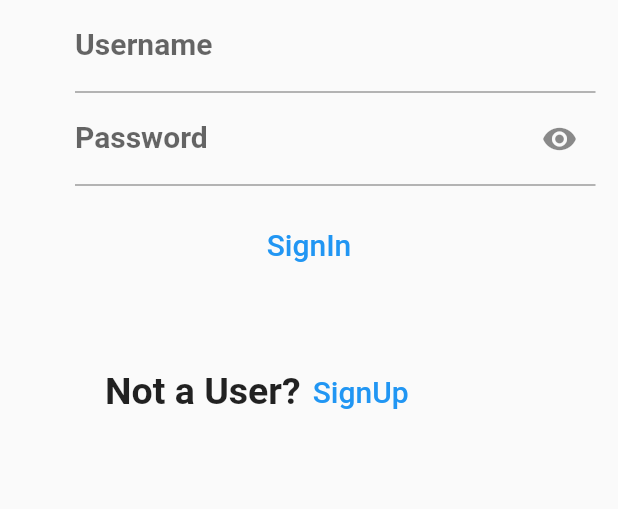
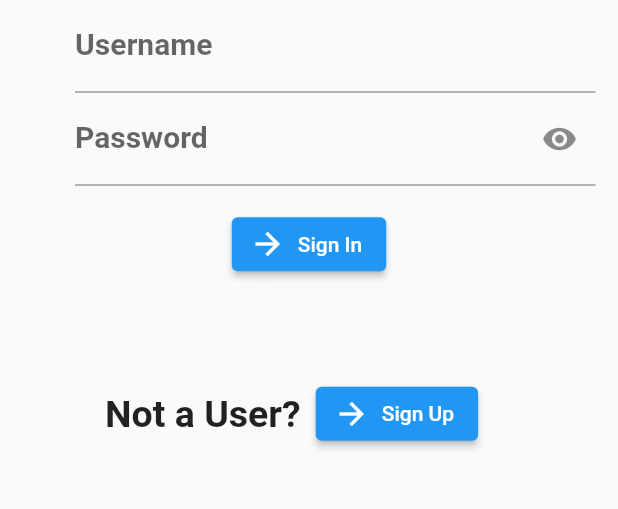
Before and after one commit to AhmedHajeyah/bankofcoded, a Flutter app: the screen it shows after launch, on a phone screen of 412 x 824 dp, the part 332-841 px from its top. Run offline on Flutter 3.47's test engine with Material 2 defaults, Android fonts, the phone set to English and light mode, and no system bars; our stand-ins replace go_router, image_picker.

Commit message:
gorouter-elevatedbutton

```diff
--- a/lib/main.dart
+++ b/lib/main.dart
@@ -1,4 +1,4 @@
-import 'package:bankofcoded/pages/home_page.dart';
+import 'package:bankofcoded/pages/main_page.dart';
 import 'package:bankofcoded/pages/signin.dart';
 import 'package:bankofcoded/pages/signup.dart';
 import 'package:flutter/material.dart';
@@ -27,6 +27,10 @@ class MyApp extends StatelessWidget {
         path: '/',
         builder: (context, state) => HomePage(),
       ),
+      GoRoute(
+        path: '/signup',
+        builder: (context, state) => SignUpPage(),
+      ),
     ],
   );
 }
--- a/lib/pages/home_page.dart
+++ b/lib/pages/main_page.dart
@@ -1,6 +1,7 @@
 import 'package:flutter/material.dart';
 import 'package:flutter/src/foundation/key.dart';
 import 'package:flutter/src/widgets/framework.dart';
+import 'package:go_router/go_router.dart';
 
 class HomePage extends StatefulWidget {
   const HomePage({Key? key}) : super(key: key);
@@ -58,14 +59,15 @@ class _HomePageState extends State<HomePage> {
                       ),
                     ),
                   ),
-                  Container(
-                    margin: EdgeInsets.only(top: 15),
-                    child: TextButton(
-                      child: Text(
-                        'SignIn',
-                        style: TextStyle(fontSize: 20.0),
-                      ),
-                      onPressed: () {},
+                  InkWell(
+                    child: Container(
+                      margin: EdgeInsets.only(top: 15),
+                      child: ElevatedButton.icon(
+                          onPressed: (() {
+                            context.pushNamed('/signup');
+                          }),
+                          icon: Icon(Icons.arrow_forward),
+                          label: Text('Sign In')),
                     ),
                   ),
                   Container(
@@ -77,12 +79,15 @@ class _HomePageState extends State<HomePage> {
                           style: TextStyle(
                               fontSize: 25, fontWeight: FontWeight.bold),
                         ),
-                        TextButton(
-                          child: Text(
-                            'SignUp',
-                            style: TextStyle(fontSize: 20.0),
-                          ),
-                          onPressed: () {},
+                        Container(
+                          padding: EdgeInsets.only(bottom: 15, left: 10),
+                          margin: EdgeInsets.only(top: 15),
+                          child: ElevatedButton.icon(
+                              onPressed: (() {
+                                GoRouter.of(context).push('/signup');
+                              }),
+                              icon: Icon(Icons.arrow_forward),
+                              label: Text('Sign Up')),
                         ),
                       ],
                     ),
--- a/lib/pages/signup.dart
+++ b/lib/pages/signup.dart
@@ -57,7 +57,11 @@ class _SignUpPageState extends State<SignUpPage> {
                 ),
                 Container(
                     margin: const EdgeInsets.only(top: 20),
-                    child: const Text("Please Sign Up")),
+                    child: const Text(
+                      "Please Sign Up",
+                      style:
+                          TextStyle(fontWeight: FontWeight.bold, fontSize: 20),
+                    )),
                 Container(
                   margin: EdgeInsets.only(left: 35),
                   child: TextField(
```
